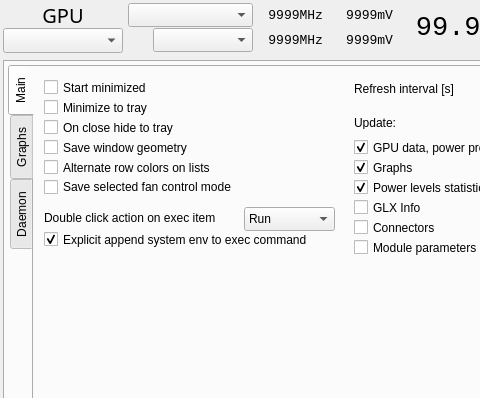
Old version of the form radeon-profile/radeon_profile.ui in the repository marazmista/radeon-profile; both pictures show x 0 to 480 and y 0 to 398 of the 832 by 484 pixel window.
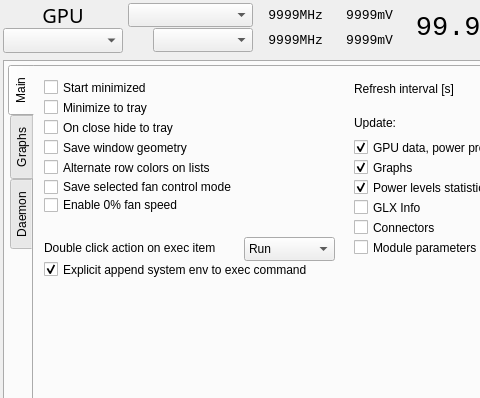
New version of the form. The open tabs and pages were chosen to show the change. Icons and pictures are not drawn. Custom widgets are drawn as their Qt base class.

Commit message: added option 0% fan speed

Diff of the .ui file:
```diff
--- a/radeon-profile/radeon_profile.ui
+++ b/radeon-profile/radeon_profile.ui
@@ -3284,7 +3284,7 @@
             <property name="geometry">
              <rect>
               <x>210</x>
-              <y>140</y>
+              <y>170</y>
               <width>91</width>
               <height>24</height>
              </rect>
@@ -3304,7 +3304,7 @@
             <property name="geometry">
              <rect>
               <x>10</x>
-              <y>140</y>
+              <y>170</y>
               <width>181</width>
               <height>21</height>
              </rect>
@@ -3317,7 +3317,7 @@
             <property name="geometry">
              <rect>
               <x>10</x>
-              <y>162</y>
+              <y>192</y>
               <width>291</width>
               <height>21</height>
              </rect>
@@ -3342,6 +3342,19 @@
              <string>Save selected fan control mode</string>
             </property>
            </widget>
+           <widget class="QCheckBox" name="cb_zeroPercentFanSpeed">
+            <property name="geometry">
+             <rect>
+              <x>10</x>
+              <y>130</y>
+              <width>291</width>
+              <height>16</height>
+             </rect>
+            </property>
+            <property name="text">
+             <string>Enable 0% fan speed</string>
+            </property>
+           </widget>
           </widget>
           <widget class="QWidget" name="tab_graphsConfig">
            <attribute name="title">
```
Left out of the diff: 6 changed lines with no effect on the pictures. The commit also changes 4 other files.
